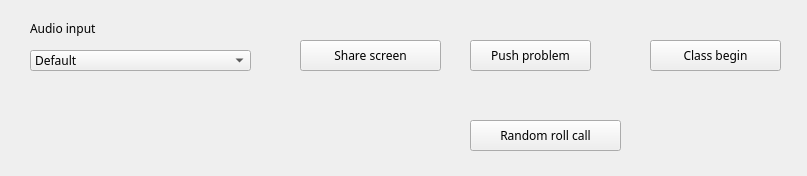
Qt form THUnderClient/view/teachermainpage.ui (Lander-Hatsune/THUnder-class) before a commit.
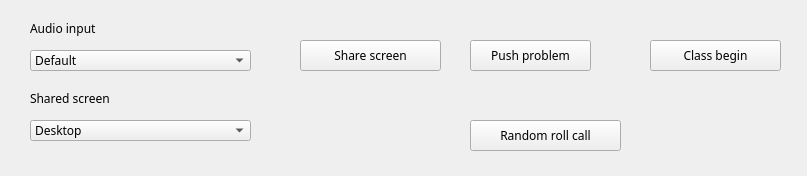
The same form after that commit.

Diff of the .ui file:
```diff
--- a/THUnderClient/view/teachermainpage.ui
+++ b/THUnderClient/view/teachermainpage.ui
@@ -111,6 +111,34 @@
     <string/>
    </property>
   </widget>
+  <widget class="QComboBox" name="cb_vidwindow">
+   <property name="geometry">
+    <rect>
+     <x>30</x>
+     <y>120</y>
+     <width>221</width>
+     <height>21</height>
+    </rect>
+   </property>
+   <item>
+    <property name="text">
+     <string>Desktop</string>
+    </property>
+   </item>
+  </widget>
+  <widget class="QLabel" name="label_2">
+   <property name="geometry">
+    <rect>
+     <x>30</x>
+     <y>90</y>
+     <width>131</width>
+     <height>16</height>
+    </rect>
+   </property>
+   <property name="text">
+    <string>Shared screen</string>
+   </property>
+  </widget>
  </widget>
  <resources/>
  <connections/>
```
